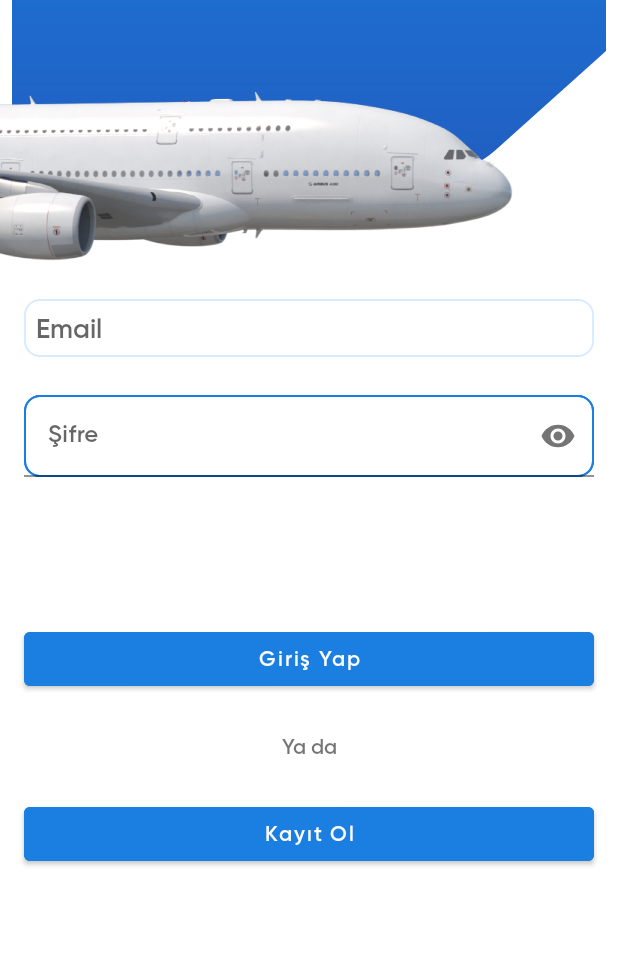
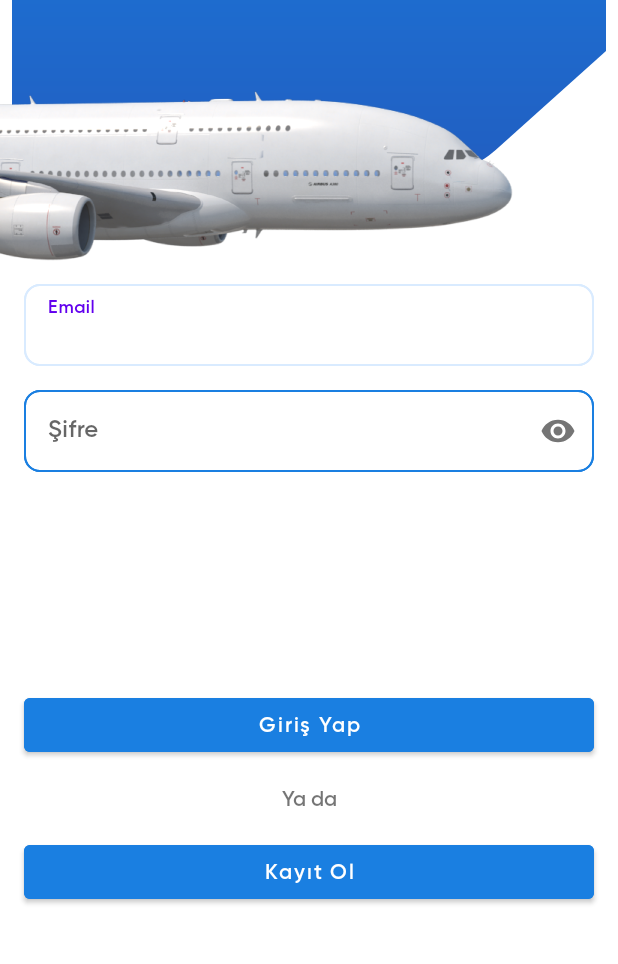
Before and after one commit to vindicta43/FlightappDemo, an Android app: the layout activity_login_page.xml on its own in the app's theme, with its tools: preview values and no code run, on a phone screen of 412 x 824 dp, the part 244-1208 px from its top. Run offline under Robolectric (Android 15) with nearby library versions, the phone set to English and light mode, and no system bars.

Commit message:
register and login page designs improved. Login statue persisted

```diff
--- a/app/src/main/java/com/example/flightappdemo/RegisterPage.kt
+++ b/app/src/main/java/com/example/flightappdemo/RegisterPage.kt
@@ -25,9 +25,9 @@ class RegisterPage : AppCompatActivity() {
         auth = Firebase.auth
         dbRef = Firebase.firestore
 
-        val etRegisterName = findViewById<EditText>(R.id.etRegisterName)
-        val etRegisterSurname = findViewById<EditText>(R.id.etRegisterSurname)
-        val etRegisterMail = findViewById<EditText>(R.id.etRegisterMail)
+        val etRegisterName = findViewById<TextInputEditText>(R.id.etRegisterName)
+        val etRegisterSurname = findViewById<TextInputEditText>(R.id.etRegisterSurname)
+        val etRegisterMail = findViewById<TextInputEditText>(R.id.etRegisterMail)
         val etRegisterPasswd = findViewById<TextInputEditText>(R.id.etRegisterPasswd)
         val etRegisterPasswdApply = findViewById<TextInputEditText>(R.id.etRegisterPasswdApply)
 
--- a/app/src/main/res/drawable/flight_layout_bg.xml
+++ b/app/src/main/res/drawable/flight_layout_bg.xml
@@ -4,5 +4,5 @@
         android:radius="10dp" />
     <stroke
         android:width="2dp"
-        android:color="@color/base_blue"/>
+        android:color="@color/design_default_color_secondary"/>
 </shape>
--- a/app/src/main/res/layout/activity_login_page.xml
+++ b/app/src/main/res/layout/activity_login_page.xml
@@ -39,36 +39,50 @@
         app:layout_constraintStart_toStartOf="parent"
         app:layout_constraintTop_toTopOf="@+id/imageView2" />
 
-    <EditText
-        android:id="@+id/etLoginMail"
-        android:layout_width="0dp"
+    <com.google.android.material.textfield.TextInputLayout
+        android:id="@+id/loginMailLayout"
+        android:layout_width="match_parent"
         android:layout_height="wrap_content"
         android:layout_marginHorizontal="16dp"
-        android:ems="10"
-        android:fontFamily="@font/gilroy_semibold"
+        android:background="@drawable/custom_edit_text"
         android:hint="Email"
-        android:padding="8dp"
-        android:background="@drawable/custom_edit_text"
-        android:inputType="textEmailAddress"
+        android:padding="0dp"
+        app:boxStrokeWidth="0dp"
+        app:boxStrokeWidthFocused="0dp"
+        android:layout_marginVertical="72dp"
         app:layout_constraintBottom_toTopOf="@+id/loginPassLayout"
+        app:layout_constraintTop_toBottomOf="@+id/imageView2"
+        app:layout_constraintStart_toStartOf="parent"
         app:layout_constraintEnd_toEndOf="parent"
-        app:layout_constraintStart_toStartOf="parent"
-        app:layout_constraintTop_toBottomOf="@+id/imageView" />
+        tools:layout_editor_absoluteX="16dp">
+
+        <com.google.android.material.textfield.TextInputEditText
+            android:id="@+id/etLoginMail"
+            android:layout_width="match_parent"
+            android:layout_height="match_parent"
+            android:fontFamily="@font/gilroy_semibold"
+            android:inputType="textEmailAddress"
+            android:background="@drawable/custom_edit_text"
+            android:ems="10"/>
+
+    </com.google.android.material.textfield.TextInputLayout>
 
     <com.google.android.material.textfield.TextInputLayout
         android:id="@+id/loginPassLayout"
-        android:layout_width="0dp"
+        android:layout_width="match_parent"
         android:layout_height="wrap_content"
         android:layout_marginHorizontal="16dp"
+        android:background="@drawable/custom_edit_text"
         android:hint="Şifre"
         android:padding="0dp"
-        app:layout_constraintBottom_toTopOf="@+id/btnLogin"
+        app:boxStrokeWidth="0dp"
+        app:boxStrokeWidthFocused="0dp"
+        android:layout_marginVertical="16dp"
+        app:layout_constraintTop_toBottomOf="@id/loginMailLayout"
+        app:layout_constraintStart_toStartOf="parent"
         app:layout_constraintEnd_toEndOf="parent"
-        app:layout_constraintStart_toStartOf="parent"
-        app:layout_constraintTop_toBottomOf="@+id/etLoginMail"
         app:passwordToggleEnabled="true"
-        android:layout_marginBottom="16dp"
-        android:background="@drawable/custom_edit_text">
+        tools:layout_editor_absoluteX="16dp">
 
         <com.google.android.material.textfield.TextInputEditText
             android:id="@+id/etLoginPasswd"
@@ -79,39 +93,39 @@
             android:background="@drawable/custom_edit_text"
             android:ems="10"/>
 
+
     </com.google.android.material.textfield.TextInputLayout>
 
     <Button
         android:id="@+id/btnLogin"
-        android:layout_width="0dp"
+        android:layout_width="match_parent"
         android:layout_height="wrap_content"
-        android:fontFamily="@font/gilroy_semibold"
         android:layout_marginHorizontal="16dp"
         android:backgroundTint="@color/base_blue"
+        android:fontFamily="@font/gilroy_semibold"
         android:text="Giriş Yap"
-        app:layout_constraintBottom_toTopOf="@+id/textView3"
+        android:textAllCaps="false"
+        app:layout_constraintBottom_toTopOf="@id/textView3"
+        app:layout_constraintStart_toStartOf="parent"
         app:layout_constraintEnd_toEndOf="parent"
-        app:layout_constraintStart_toStartOf="parent"
-        app:layout_constraintTop_toBottomOf="@+id/loginPassLayout"
-        android:textAllCaps="false"
-        android:layout_marginTop="56dp"/>
+        tools:layout_editor_absoluteX="16dp"
+        android:layout_marginVertical="16dp"/>
 
     <TextView
         android:id="@+id/textView3"
-        android:layout_width="0dp"
+        android:layout_width="match_parent"
         android:layout_height="wrap_content"
+        android:layout_marginHorizontal="16dp"
         android:fontFamily="@font/gilroy_semibold"
-        android:layout_marginHorizontal="16dp"
         android:text="Ya da"
         android:textAlignment="center"
-        app:layout_constraintBottom_toTopOf="@+id/btnRegister"
-        app:layout_constraintEnd_toEndOf="parent"
-        app:layout_constraintStart_toStartOf="parent"
-        app:layout_constraintTop_toBottomOf="@+id/btnLogin" />
+        app:layout_constraintBottom_toTopOf="@id/btnRegister"
+        tools:layout_editor_absoluteX="16dp"
+        android:layout_marginVertical="16dp"/>
 
     <Button
         android:id="@+id/btnRegister"
-        android:layout_width="0dp"
+        android:layout_width="match_parent"
         android:layout_height="wrap_content"
         android:layout_marginHorizontal="16dp"
         android:backgroundTint="@color/base_blue"
@@ -119,9 +133,7 @@
         android:text="Kayıt Ol"
         android:textAllCaps="false"
         app:layout_constraintBottom_toBottomOf="parent"
-        app:layout_constraintEnd_toEndOf="parent"
-        app:layout_constraintStart_toStartOf="parent"
-        app:layout_constraintTop_toBottomOf="@+id/textView3"
-        android:layout_marginBottom="56dp"/>
+        tools:layout_editor_absoluteX="16dp"
+        android:layout_marginVertical="56dp"/>
 
 </androidx.constraintlayout.widget.ConstraintLayout>
```
Also changed, not shown: app/src/main/java/com/example/flightappdemo/LoginPage.kt (+12 -5 lines), app/src/main/res/layout/activity_register_page.xml (+76 -41 lines), app/src/main/res/layout/flight_layout.xml (+6 -5 lines).
